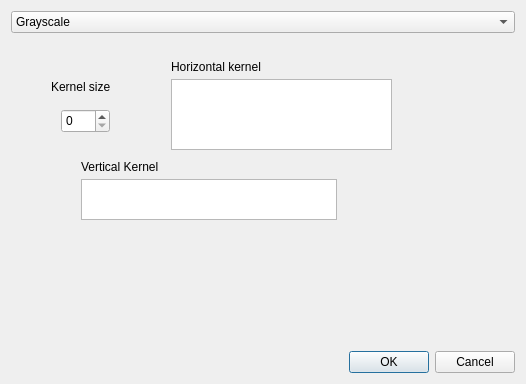
The window that src/addfilterdialog.ui (jcxz/MUL) describes before a commit, drawn with Qt 5.
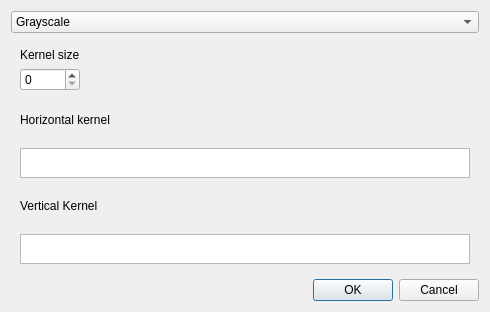
The same window after the commit. The open tabs and pages were chosen to show the change.

Patch:
```diff
--- a/src/addfilterdialog.ui
+++ b/src/addfilterdialog.ui
@@ -9,8 +9,8 @@
    <rect>
     <x>0</x>
     <y>0</y>
-    <width>526</width>
-    <height>384</height>
+    <width>490</width>
+    <height>312</height>
    </rect>
   </property>
   <property name="windowTitle">
@@ -222,112 +222,249 @@
         </widget>
        </widget>
        <widget class="QWidget" name="psSeparableconv2d">
-        <widget class="QTableWidget" name="tabVerticalKernel">
+        <layout class="QVBoxLayout" name="verticalLayout_8">
+         <item>
+          <layout class="QHBoxLayout" name="horizontalLayout_3">
+           <item>
+            <layout class="QVBoxLayout" name="verticalLayout_7">
+             <item>
+              <widget class="QLabel" name="label_5">
+               <property name="text">
+                <string>Kernel size</string>
+               </property>
+              </widget>
+             </item>
+             <item>
+              <widget class="QSpinBox" name="spKernelSize"/>
+             </item>
+            </layout>
+           </item>
+           <item>
+            <spacer name="horizontalSpacer">
+             <property name="orientation">
+              <enum>Qt::Horizontal</enum>
+             </property>
+             <property name="sizeHint" stdset="0">
+              <size>
+               <width>40</width>
+               <height>20</height>
+              </size>
+             </property>
+            </spacer>
+           </item>
+          </layout>
+         </item>
+         <item>
+          <layout class="QVBoxLayout" name="verticalLayout_6">
+           <item>
+            <widget class="QLabel" name="lblHorizKernel">
+             <property name="text">
+              <string>Horizontal kernel</string>
+             </property>
+            </widget>
+           </item>
+           <item>
+            <widget class="QTableWidget" name="tabHorizKernel">
+             <property name="maximumSize">
+              <size>
+               <width>16777215</width>
+               <height>30</height>
+              </size>
+             </property>
+             <property name="rowCount">
+              <number>1</number>
+             </property>
+             <attribute name="horizontalHeaderVisible">
+              <bool>false</bool>
+             </attribute>
+             <attribute name="horizontalHeaderDefaultSectionSize">
+              <number>40</number>
+             </attribute>
+             <attribute name="horizontalHeaderHighlightSections">
+              <bool>false</bool>
+             </attribute>
+             <attribute name="verticalHeaderVisible">
+              <bool>false</bool>
+             </attribute>
+             <attribute name="verticalHeaderHighlightSections">
+              <bool>false</bool>
+             </attribute>
+             <row/>
+            </widget>
+           </item>
+          </layout>
+         </item>
+         <item>
+          <layout class="QVBoxLayout" name="verticalLayout_5">
+           <item>
+            <widget class="QLabel" name="lblVericalKernel">
+             <property name="text">
+              <string>Vertical Kernel</string>
+             </property>
+            </widget>
+           </item>
+           <item>
+            <widget class="QTableWidget" name="tabVerticalKernel">
+             <property name="maximumSize">
+              <size>
+               <width>16777215</width>
+               <height>30</height>
+              </size>
+             </property>
+             <property name="rowCount">
+              <number>1</number>
+             </property>
+             <attribute name="horizontalHeaderVisible">
+              <bool>false</bool>
+             </attribute>
+             <attribute name="horizontalHeaderDefaultSectionSize">
+              <number>40</number>
+             </attribute>
+             <attribute name="horizontalHeaderHighlightSections">
+              <bool>false</bool>
+             </attribute>
+             <attribute name="verticalHeaderVisible">
+              <bool>false</bool>
+             </attribute>
+             <attribute name="verticalHeaderHighlightSections">
+              <bool>false</bool>
+             </attribute>
+             <row/>
+            </widget>
+           </item>
+          </layout>
+         </item>
+        </layout>
+       </widget>
+       <widget class="QWidget" name="pgSobel">
+        <layout class="QGridLayout" name="gridLayout_7">
+         <item row="0" column="0">
+          <widget class="QLabel" name="label_9">
+           <property name="text">
+            <string>Sobel operator accepts no additional arguments.</string>
+           </property>
+          </widget>
+         </item>
+        </layout>
+       </widget>
+       <widget class="QWidget" name="pgEmboss">
+        <layout class="QVBoxLayout" name="verticalLayout_9">
+         <item>
+          <layout class="QHBoxLayout" name="horizontalLayout_4">
+           <item>
+            <widget class="QLabel" name="label_7">
+             <property name="text">
+              <string>Gray level</string>
+             </property>
+            </widget>
+           </item>
+           <item>
+            <widget class="QDoubleSpinBox" name="sbEmbossGrayLvl">
+             <property name="singleStep">
+              <double>0.250000000000000</double>
+             </property>
+            </widget>
+           </item>
+          </layout>
+         </item>
+         <item>
+          <layout class="QHBoxLayout" name="horizontalLayout_5">
+           <item>
+            <widget class="QLabel" name="label_8">
+             <property name="text">
+              <string>Size</string>
+             </property>
+            </widget>
+           </item>
+           <item>
+            <widget class="QComboBox" name="cbEmbossSize">
+             <item>
+              <property name="text">
+               <string>Normal (3x3)</string>
+              </property>
+             </item>
+             <item>
+              <property name="text">
+               <string>Large(5x5)</string>
+              </property>
+             </item>
+            </widget>
+           </item>
+          </layout>
+         </item>
+         <item>
+          <spacer name="verticalSpacer_3">
+           <property name="orientation">
+            <enum>Qt::Vertical</enum>
+           </property>
+           <property name="sizeHint" stdset="0">
+            <size>
+             <width>20</width>
+             <height>40</height>
+            </size>
+           </property>
+          </spacer>
+         </item>
+        </layout>
+       </widget>
+       <widget class="QWidget" name="pgDoG">
+        <widget class="QWidget" name="layoutWidget">
          <property name="geometry">
           <rect>
-           <x>70</x>
-           <y>140</y>
-           <width>256</width>
-           <height>41</height>
-          </rect>
-         </property>
-         <property name="rowCount">
-          <number>1</number>
-         </property>
-         <attribute name="horizontalHeaderVisible">
-          <bool>false</bool>
-         </attribute>
-         <attribute name="horizontalHeaderDefaultSectionSize">
-          <number>40</number>
-         </attribute>
-         <attribute name="horizontalHeaderHighlightSections">
-          <bool>false</bool>
-         </attribute>
-         <attribute name="verticalHeaderVisible">
-          <bool>false</bool>
-         </attribute>
-         <attribute name="verticalHeaderHighlightSections">
-          <bool>false</bool>
-         </attribute>
-         <row/>
-        </widget>
-        <widget class="QLabel" name="label_5">
-         <property name="geometry">
-          <rect>
            <x>40</x>
            <y>40</y>
-           <width>71</width>
-           <height>16</height>
+           <width>89</width>
+           <height>23</height>
           </rect>
          </property>
-         <property name="text">
-          <string>Kernel size</string>
-         </property>
+         <layout class="QHBoxLayout" name="horizontalLayout_6">
+          <item>
+           <widget class="QLabel" name="label_10">
+            <property name="text">
+             <string>Factor</string>
+            </property>
+           </widget>
+          </item>
+          <item>
+           <widget class="QLineEdit" name="leDoGFactor">
+            <property name="maximumSize">
+             <size>
+              <width>40</width>
+              <height>30</height>
+             </size>
+            </property>
+           </widget>
+          </item>
+         </layout>
         </widget>
-        <widget class="QTableWidget" name="tabHorizKernel">
+        <widget class="QWidget" name="layoutWidget">
          <property name="geometry">
           <rect>
-           <x>160</x>
-           <y>40</y>
-           <width>221</width>
-           <height>71</height>
+           <x>40</x>
+           <y>80</y>
+           <width>76</width>
+           <height>23</height>
           </rect>
          </property>
-         <property name="rowCount">
-          <number>1</number>
-         </property>
-         <attribute name="horizontalHeaderVisible">
-          <bool>false</bool>
-         </attribute>
-         <attribute name="horizontalHeaderDefaultSectionSize">
-          <number>40</number>
-         </attribute>
-         <attribute name="horizontalHeaderHighlightSections">
-          <bool>false</bool>
-         </attribute>
-         <attribute name="verticalHeaderVisible">
-          <bool>false</bool>
-         </attribute>
-         <attribute name="verticalHeaderHighlightSections">
-          <bool>false</bool>
-         </attribute>
-         <row/>
-        </widget>
-        <widget class="QLabel" name="lblHorizKernel">
-         <property name="geometry">
-          <rect>
-           <x>160</x>
-           <y>20</y>
-           <width>141</width>
-           <height>16</height>
-          </rect>
-         </property>
-         <property name="text">
-          <string>Horizontal kernel</string>
-         </property>
-        </widget>
-        <widget class="QSpinBox" name="spKernelSize">
-         <property name="geometry">
-          <rect>
-           <x>50</x>
-           <y>70</y>
-           <width>49</width>
-           <height>24</height>
-          </rect>
-         </property>
-        </widget>
-        <widget class="QLabel" name="lblVericalKernel">
-         <property name="geometry">
-          <rect>
-           <x>70</x>
-           <y>120</y>
-           <width>101</width>
-           <height>16</height>
-          </rect>
-         </property>
-         <property name="text">
-          <string>Vertical Kernel</string>
-         </property>
+         <layout class="QHBoxLayout" name="horizontalLayout_7">
+          <item>
+           <widget class="QLabel" name="label_11">
+            <property name="text">
+             <string>Bias</string>
+            </property>
+           </widget>
+          </item>
+          <item>
+           <widget class="QLineEdit" name="leDoGBias">
+            <property name="maximumSize">
+             <size>
+              <width>40</width>
+              <height>30</height>
+             </size>
+            </property>
+           </widget>
+          </item>
+         </layout>
         </widget>
        </widget>
       </widget>
```
Left out of the diff: 248 changed lines with no effect on the pictures.
